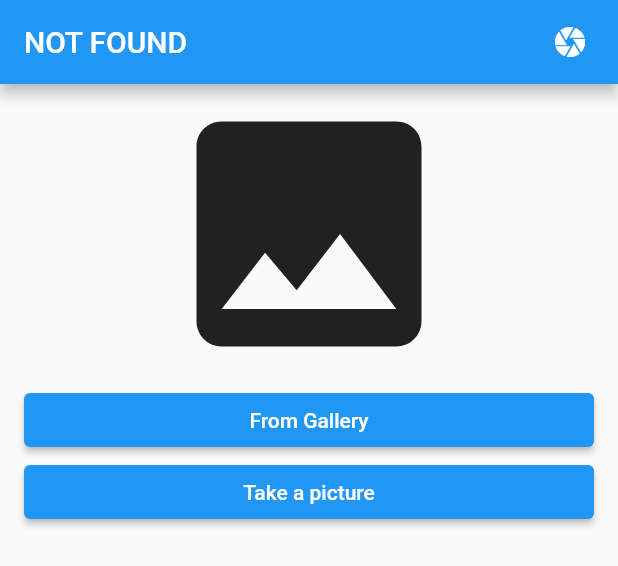
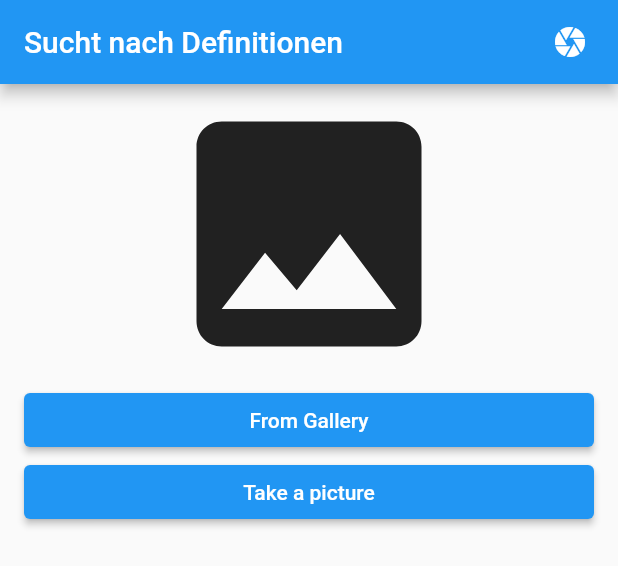
Before and after one commit to dindan23/ar-learn, a Flutter app: the TextDetectorV2View widget shown alone on an empty page, opened directly, after a tap on the "photo library" icon, on a phone screen of 412 x 824 dp. Shown: the top 566 px of the screen. Run offline on Flutter 3.47's test engine with Material 2 defaults, Android fonts, the phone set to English and light mode, and no system bars; our stand-ins replace camera, image_picker; missing offline and left inert: fuzzy.

Commit message:
Position buttons accordingly

```diff
--- a/example/lib/VisionDetectorViews/text_detectorv2_view.dart
+++ b/example/lib/VisionDetectorViews/text_detectorv2_view.dart
@@ -1,11 +1,11 @@
 import 'dart:collection';
 
 import 'package:flutter/material.dart';
+
 import 'package:google_ml_kit/google_ml_kit.dart';
-import 'package:vector_math/vector_math.dart';
+import 'package:vector_math/vector_math.dart' as vec;
 import 'package:fuzzy/fuzzy.dart';
 import 'painters/coordinates_translator.dart';
-
 
 import 'camera_view.dart';
 import 'painters/my_text_detector_painter.dart';
@@ -23,17 +23,19 @@ class _TextDetectorViewV2State extends State<TextDetectorV2View> {
   List<TextElement> wBoxes = [];
   List<TextElement> oldAllBoxes = [];
   List<TextElement> oldWBoxes = [];
-  int recCount = 0;
+  int recCount = 0; // number of recognized words (wBoxes)
   final Map<String, String> dict = {
-    "Analysis": "Die Analysis [aˈnaːlyzɪs] (ανάλυσις análysis ‚Auflösung‘, ἀναλύειν analýein ‚auflösen‘) ist ein Teilgebiet der Mathematik, dessen Grundlagen von Gottfried Wilhelm Leibniz und Isaac Newton als Infinitesimalrechnung unabhängig voneinander entwickelt wurden.",
+    "Analysis":
+        "Die Analysis [aˈnaːlyzɪs] (ανάλυσις análysis ‚Auflösung‘, ἀναλύειν analýein ‚auflösen‘) ist ein Teilgebiet der Mathematik, dessen Grundlagen von Gottfried Wilhelm Leibniz und Isaac Newton als Infinitesimalrechnung unabhängig voneinander entwickelt wurden.",
     "Abitur": "Abitur is defined.",
     "Kapitel": "Kapitel is defined.",
-    "Logarithmusfunktionen": "Durch die Umkehrung der Exponentialfunktion f(x) = a^x (a > 0) ergibt sich die Logarithmusfunktion: f(x) = log_a(x)."
+    "Logarithmusfunktionen":
+        "Durch die Umkehrung der Exponentialfunktion f(x) = a^x (a > 0) ergibt sich die Logarithmusfunktion: f(x) = log_a(x)."
   };
   List<Widget> widgets = <Widget>[];
   late InputImage inputImg;
 
-  String titleVar = 'NOT FOUND';
+  String titleVar = 'Sucht nach Definitionen';
 
   @override
   void dispose() async {
@@ -43,12 +45,10 @@ class _TextDetectorViewV2State extends State<TextDetectorV2View> {
 
   @override
   Widget build(BuildContext context) {
-
-
     Future<void> _showMyDialog(String word, String definition) async {
       return showDialog<void>(
         context: context,
-        barrierDismissible: false, // user must tap button!
+        barrierDismissible: true, // if false: user must tap button
         builder: (BuildContext context) {
           return AlertDialog(
             title: Text(word),
@@ -72,37 +72,53 @@ class _TextDetectorViewV2State extends State<TextDetectorV2View> {
       );
     }
 
-    widgets = <Widget>[CameraView(
+    final mediaQueryData = MediaQuery.of(context);
+    final size = mediaQueryData.size;
+
+    final camView = CameraView(
       title: titleVar,
       customPaint: customPaint,
       onImage: (inputImage) {
         inputImg = inputImage;
         processImage(inputImage);
       },
-    )];
+    );
+
+    widgets = <Widget>[
+      camView
+    ];
+
     for (final wBox in wBoxes) {
-      widgets.add(Positioned(top: translateY(wBox.rect.top, inputImg.inputImageData!.imageRotation, inputImg.inputImageData!.size, inputImg.inputImageData!.size), left: translateX(wBox.rect.left, inputImg.inputImageData!.imageRotation, inputImg.inputImageData!.size, inputImg.inputImageData!.size), width: wBox.rect.width, height: wBox.rect.height,
-        child: ElevatedButton(
-          style: ElevatedButton.styleFrom(textStyle: const TextStyle(fontSize: 14)),
-          onPressed: () => _showMyDialog(wBox.text, dict[wBox.text]!),
-          child: Text(wBox.text),)));
+      print("wBox: ");
+      print(wBox.text);
+      print(wBox.rect.left);
+      print(wBox.rect.top);
+      print(wBox.rect.right);
+      print(wBox.rect.bottom);
+      widgets.add(Positioned(
+          left: wBox.rect.left * 1.71,
+          top: AppBar().preferredSize.height + (wBox.rect.top + (wBox.rect.bottom - wBox.rect.top) / 2) * 1.88,
+          //width: 1.71 * (wBox.rect.right - wBox.rect.left),
+          //height: 1.88 * (wBox.rect.bottom - wBox.rect.top),
+          child: OutlinedButton(
+            onPressed: () => _showMyDialog(wBox.text, dict[wBox.text]!),
+            child: Text(wBox.text),
+            style: OutlinedButton.styleFrom(
+              primary: Colors.lightGreenAccent,
+              backgroundColor: Color.fromRGBO(0, 0, 0, 0.3),
+            ),
+          )));
     }
-    return Stack(
-      children: widgets);
+    return Stack(alignment: Alignment.topLeft, children: widgets);
   }
 
   bool fuzzyContains(Map<String, String> dict, String word) {
-    final bookList = [
-      'Analysis',
-      'Abitur',
-      'Kapitel',
-      'Logarithmusfunktionen',
-    ];
+    final bookList = dict.keys.toList(growable: false);
     final fuse = Fuzzy(
       bookList,
       options: FuzzyOptions(
         tokenize: false,
-        threshold: 0.15,
+        threshold: 0.05,
       ),
     );
 
@@ -139,13 +155,13 @@ class _TextDetectorViewV2State extends State<TextDetectorV2View> {
         allBoxes.addAll(words);
         // TODO: do SPELL CHECKING here according to our dictionary
         words.retainWhere((element) => dict.containsKey(
-            element.text)); // || fuzzyContains(dict, element.text));
+            element.text)); //|| fuzzyContains(dict, element.text));
         for (final textWord in words) {
           wBoxes.add(textWord);
         }
       }
     }
-    // TODO: then analyse allboxes: if 3 are the same, we conclude that it's the same frame
+    // TODO: then analyse allboxes: if 5 are the same, we conclude that it's the same frame
     bool isSameFrame = false;
     int simCount = 0;
     int count = 0;
@@ -153,17 +169,25 @@ class _TextDetectorViewV2State extends State<TextDetectorV2View> {
       count += 1;
       if (count > 100) break;
       for (final box2 in allBoxes) {
-        Vector4 v1 = Vector4.array([box1.rect.left, box1.rect.bottom, box1.rect.right, box1.rect.top]);
-        Vector4 v2 = Vector4.array([box2.rect.left, box2.rect.bottom, box2.rect.right, box2.rect.top]);
+        vec.Vector4 v1 = vec.Vector4.array(
+            [box1.rect.left, box1.rect.bottom, box1.rect.right, box1.rect.top]);
+        vec.Vector4 v2 = vec.Vector4.array(
+            [box2.rect.left, box2.rect.bottom, box2.rect.right, box2.rect.top]);
         /*
         print("Vector 1: ");
         print(v1);
         print("Vector 2: ");
         print(v2);
-        print((v1 - v2).distanceToSquared(Vector4.zero()));
+        double n123 = (v1 - v2).distanceToSquared(Vector4.zero());
+        if(n123 < 225) {
+          print(box1.text);
+          print(box2.text);
+          print(n123);
+        }
         */
-        if (box1.text == box2.text && (v1 - v2).distanceToSquared(Vector4.zero()) < 225) {
-        //if (box1.text == box2.text /*&& box1.rect.overlaps(box2.rect)*/ && ) {
+        if (box1.text == box2.text &&
+            (v1 - v2).distanceToSquared(vec.Vector4.zero()) < 225) {
+          //if (box1.text == box2.text /*&& box1.rect.overlaps(box2.rect)*/ && ) {
           simCount += 1;
           if (simCount >= 5) {
             isSameFrame = true;
@@ -200,7 +224,8 @@ class _TextDetectorViewV2State extends State<TextDetectorV2View> {
       final painter = MyTextDetectorPainter(
           wBoxes,
           inputImage.inputImageData!.size,
-          inputImage.inputImageData!.imageRotation, context);
+          inputImage.inputImageData!.imageRotation,
+          context);
 
       customPaint = CustomPaint(painter: painter);
     } else {
```
Also changed, not shown: example/lib/VisionDetectorViews/painters/my_text_detector_painter.dart (+12 -2 lines).
